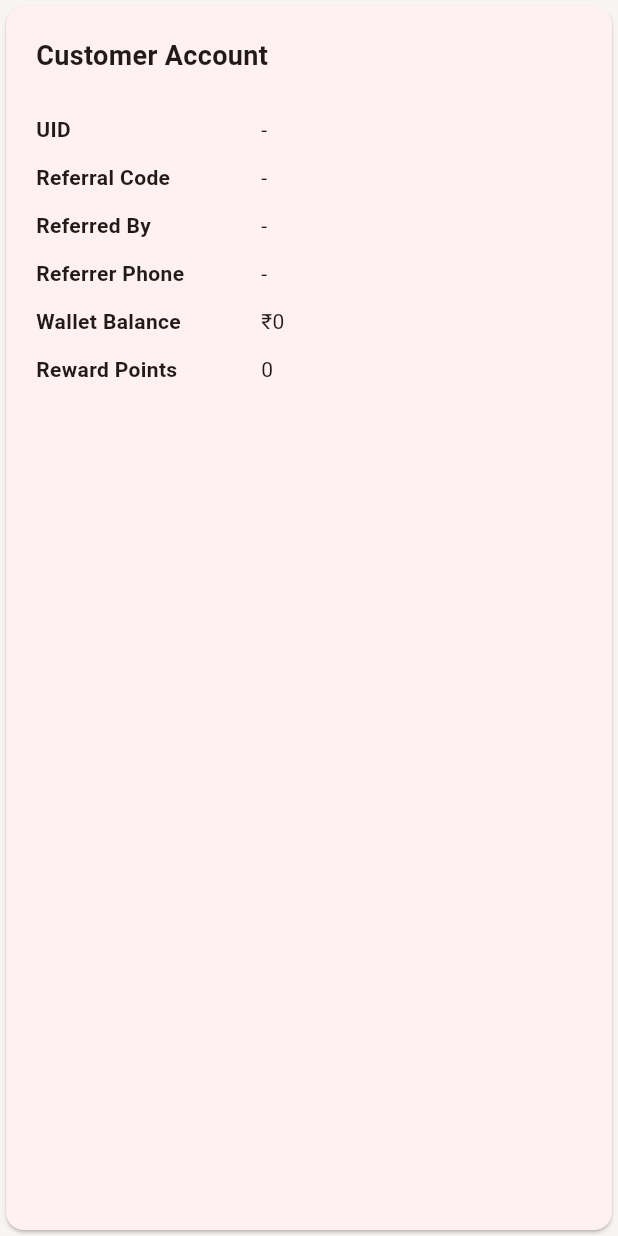
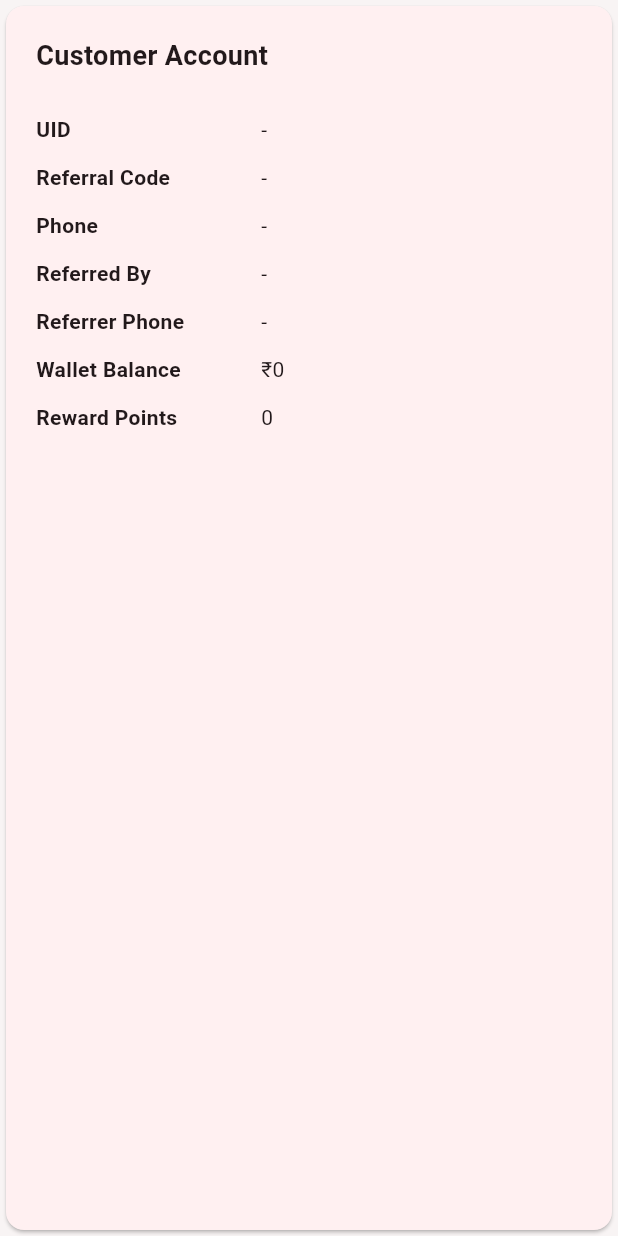
Before and after one commit to redmediasolutions/gladskin-backend, a Flutter app: the UserDetailsCard widget shown alone on an empty page, opened directly with empty values, on a phone screen of 412 x 824 dp. Run offline on Flutter 3.47's test engine with Material 3 defaults, Android fonts, the light colour scheme and no system bars; our stand-ins replace cloud_firestore, csv, firebase_auth, firebase_core, go_router, pdf and 2 more; missing offline and left inert: dart:html; accounts and stored records are empty.

Commit message:
draft orders

```diff
--- a/lib/screens/orders/widgets/user_details_card.dart
+++ b/lib/screens/orders/widgets/user_details_card.dart
@@ -78,6 +78,11 @@ class UserDetailsCard extends StatelessWidget {
             ),
 
             row(
+              "Phone",
+              user?.phoneNumber,
+            ),
+
+            row(
               "Referred By",
               user!.referredBy,
             ),
```
Also changed, not shown: lib/screens/orders/orders_details.dart (+19 -1 lines).
